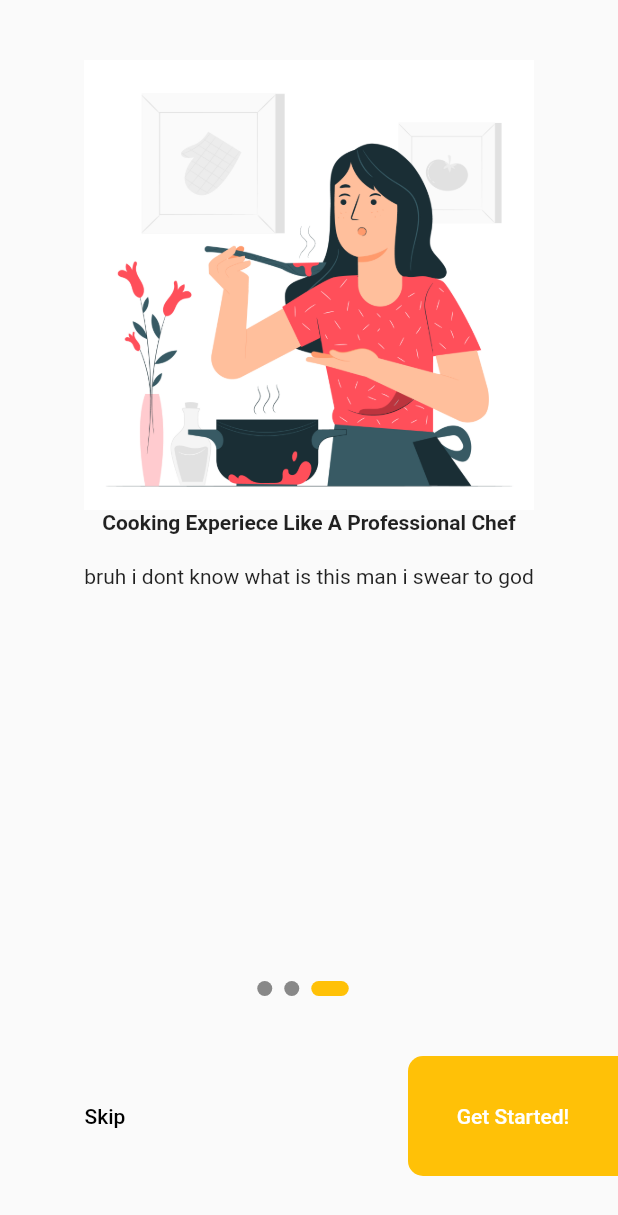
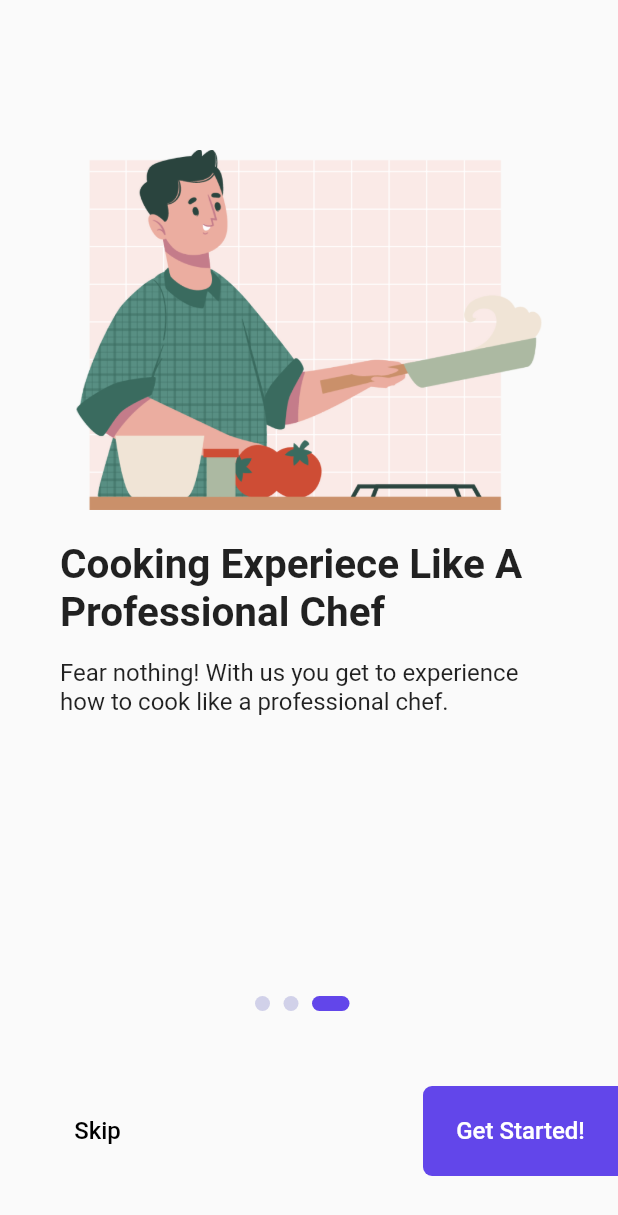
Before and after one commit to farahbusra/recipe_app, a Flutter app: the screen it shows after launch, swiped to page 3, on a phone screen of 412 x 824 dp. Shown: the top 1215 px of the screen. Run offline on Flutter 3.47's test engine with Material 2 defaults, Android fonts, the phone set to English and light mode, and no system bars; our stand-ins replace flutter_bloc, google_nav_bar.

Commit message:
onboarding completed

```diff
--- a/lib/main.dart
+++ b/lib/main.dart
@@ -13,7 +13,7 @@ class MyApp extends StatelessWidget {
   Widget build(BuildContext context) {
     return MaterialApp(
       title: 'Foodie Recipe',
-      theme: ThemeData(primarySwatch: Colors.amber),
+      // theme: ThemeData.light(),
       home: OnboardingScreen(),
       routes: {
         '/index': (context) => const MyIndex(),
--- a/lib/onboarding/onboarding.dart
+++ b/lib/onboarding/onboarding.dart
@@ -26,6 +26,13 @@ class _OnboardingScreenState extends State<OnboardingScreen> {
 
   @override
   Widget build(BuildContext context) {
+    const primaryColor = Color(0xFFFFFFFE);
+    const paragraphColor = Color(0xFF2B2C34);
+    const buttonTextColor = Color(0xFFFFFFFE);
+    const buttonColor = Color(0xFF6246EA);
+    const secondaryColor = Color(0xFFD1D1E9);
+    const tertiaryColor = Color(0xFFE45858);
+
     return Scaffold(
       body: Column(
         children: [
@@ -40,22 +47,29 @@ class _OnboardingScreenState extends State<OnboardingScreen> {
               },
               itemBuilder: (_, arr) {
                 return Padding(
-                  padding: const EdgeInsets.all(40),
+                  padding:
+                      const EdgeInsets.symmetric(horizontal: 40, vertical: 100),
                   child: Column(
                     children: [
                       Image.asset(
                         contents[arr].image,
-                        height: 300,
+                        height: 240,
                       ),
+                      const SizedBox(height: 20),
                       Text(
                         contents[arr].title,
                         style: const TextStyle(
+                          fontSize: 27,
                           fontWeight: FontWeight.bold,
                         ),
                       ),
-                      const SizedBox(height: 20),
+                      const SizedBox(height: 15),
                       Text(
-                        contents[arr].descriptions,
+                        contents[arr].description,
+                        textAlign: TextAlign.left,
+                        style: const TextStyle(
+                          fontSize: 16,
+                        ),
                       )
                     ],
                   ),
@@ -76,51 +90,55 @@ class _OnboardingScreenState extends State<OnboardingScreen> {
             mainAxisAlignment: MainAxisAlignment.spaceBetween,
             children: [
               Container(
-                height: 80,
-                width: 140,
+                height: 60,
+                width: 130,
                 margin: const EdgeInsets.only(
-                  top: 40,
                   bottom: 40,
                 ),
                 // ignore: deprecated_member_use
                 child: FlatButton(
-                  child: Text('Skip'),
+                  child: Text(
+                    'Skip',
+                    style: const TextStyle(
+                      fontSize: 16,
+                    ),
+                  ),
                   onPressed: () {
                     navigateToHomePage(context);
-                    // Navigator.push(
-                    //     context, MaterialPageRoute(builder: (_) => HomePage()));
                   },
                   textColor: Colors.black,
                 ),
               ),
               Container(
-                height: 80,
-                width: 140,
+                height: 60,
+                width: 130,
                 margin: const EdgeInsets.only(
-                  top: 40,
                   bottom: 40,
                 ),
                 // ignore: deprecated_member_use
                 child: FlatButton(
-                  child: Text(currentIndex == contents.length - 1
-                      ? 'Get Started!'
-                      : 'Next'),
+                  child: Text(
+                    currentIndex == contents.length - 1
+                        ? 'Get Started!'
+                        : 'Next',
+                    style: const TextStyle(
+                      fontSize: 16,
+                    ),
+                  ),
                   onPressed: () {
                     if (currentIndex == contents.length - 1) {
                       navigateToHomePage(context);
-                      // Navigator.push(context,
-                      //     MaterialPageRoute(builder: (_) => HomePage()));
                     }
                     _pageController.nextPage(
                         duration: Duration(milliseconds: 100),
                         curve: Curves.bounceIn);
                   },
-                  color: Theme.of(context).primaryColor,
+                  color: buttonColor,
                   textColor: Colors.white,
                   shape: const RoundedRectangleBorder(
                     borderRadius: BorderRadius.only(
-                      topLeft: Radius.circular(10),
-                      bottomLeft: Radius.circular(10),
+                      topLeft: Radius.circular(6),
+                      bottomLeft: Radius.circular(6),
                     ),
                   ),
                 ),
@@ -136,12 +154,12 @@ class _OnboardingScreenState extends State<OnboardingScreen> {
     return Container(
       height: 10,
       width: currentIndex == index ? 25 : 10,
-      margin: const EdgeInsets.only(right: 8),
+      margin: const EdgeInsets.only(right: 9, bottom: 50),
       decoration: BoxDecoration(
         borderRadius: BorderRadius.circular(10),
         color: currentIndex == index
-            ? Theme.of(context).primaryColor
-            : Color(0xFF888888),
+            ? const Color(0xFF6246EA)
+            : const Color(0xFFD1D1E9),
       ),
     );
   }
--- a/lib/onboarding/onboarding_content.dart
+++ b/lib/onboarding/onboarding_content.dart
@@ -1,29 +1,32 @@
 class OnboardingContent {
   String image;
   String title;
-  String descriptions;
+  String description;
 
   OnboardingContent({
     required this.image,
     required this.title,
-    required this.descriptions,
+    required this.description,
   });
 }
 
 List<OnboardingContent> contents = [
   OnboardingContent(
     title: 'Recipe Is A Story That Ends With A Good Meal',
-    image: 'assets/testing.jpg',
-    descriptions: 'bruh i dont know what is this man i swear to god',
+    image: 'assets/onboarding_1.png',
+    description:
+        'We provides clear instructions for you to cook a wonderful meal and share it with your love ones.',
   ),
   OnboardingContent(
     title: 'Discover New Recipe With Us',
-    image: 'assets/testing.jpg',
-    descriptions: 'bruh i dont know what is this man i swear to god',
+    image: 'assets/onboarding_2.png',
+    description:
+        'We provide various food recipe from across the world to cook and try out new recipes.',
   ),
   OnboardingContent(
     title: 'Cooking Experiece Like A Professional Chef',
-    image: 'assets/testing.jpg',
-    descriptions: 'bruh i dont know what is this man i swear to god',
+    image: 'assets/onboarding_3.png',
+    description:
+        'Fear nothing! With us you get to experience how to cook like a professional chef.',
   ),
 ];
--- a/lib/pages/index.dart
+++ b/lib/pages/index.dart
@@ -42,10 +42,16 @@ class _MyIndexState extends State<MyIndex> {
     return Scaffold(
       backgroundColor: primaryColor,
       appBar: AppBar(
-        title: const Text('CookBook'),
+        title: Row(
+          mainAxisAlignment: MainAxisAlignment.center,
+          children: [
+            Icon(Icons.restaurant_menu),
+            const SizedBox(width: 10),
+            const Text('Foodie Recipe'),
+          ],
+        ),
         centerTitle: true,
         backgroundColor: primaryColor,
-        elevation: 0, // Remove App Bar Shadow
       ),
       body: BlocBuilder<RouterCubit, RouterState>(
         bloc: _routerCubit,
--- a/pubspec.yaml
+++ b/pubspec.yaml
@@ -60,7 +60,10 @@ flutter:
 
   # To add assets to your application, add an assets section, like this:
   assets:
-    - assets/testing.jpg
+    - assets/onboarding_1.png
+    - assets/onboarding_2.png
+    - assets/onboarding_3.png
+    # - assets/splashscreen.png
 
   # An image asset can refer to one or more resolution-specific "variants", see
   # https://flutter.dev/assets-and-images/#resolution-aware
```
Also changed, not shown: assets/onboarding_1.png (added), assets/onboarding_2.png (added), assets/onboarding_3.png (added), assets/testing.jpg (deleted), 2 other files.
